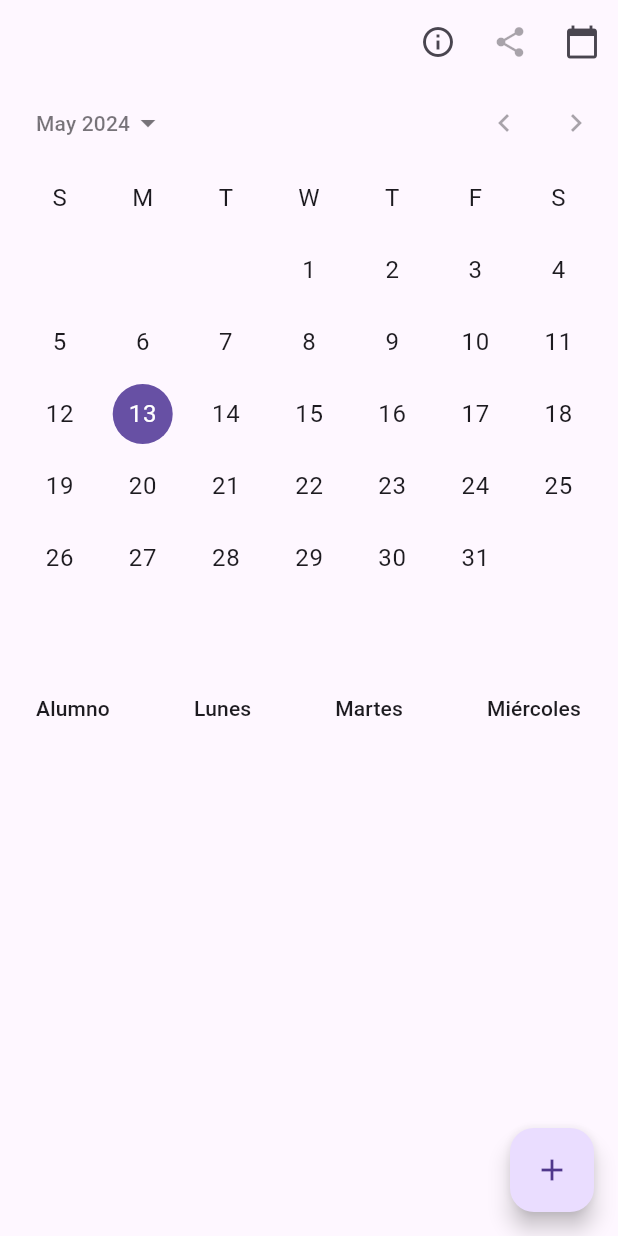
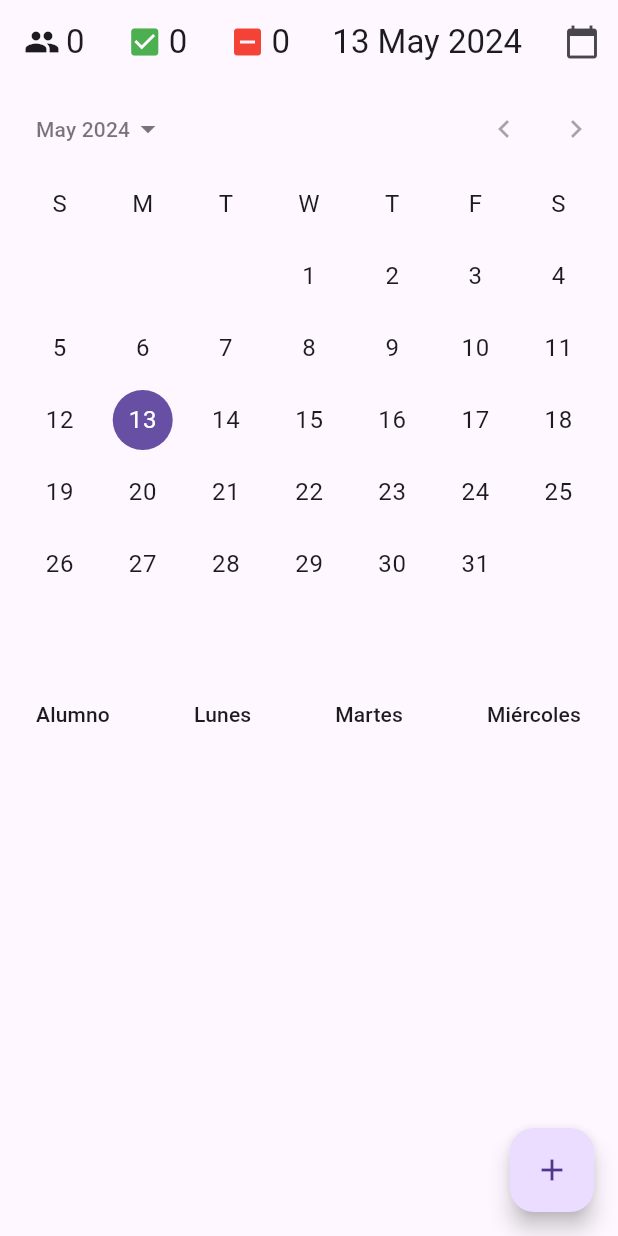
Before and after one commit to a2223330195/flutter_application_1, a Flutter app: the VistaPaseList screen opened directly with empty values, after a tap on the "calendar today" icon, on a phone screen of 412 x 824 dp. Run offline on Flutter 3.47's test engine with Material 3 defaults, Android fonts, the phone set to English and light mode, and no system bars; our stand-ins replace cloud_firestore, firebase_auth, firebase_core, google_sign_in, shared_preferences; accounts and stored records are empty.

Commit message:
pase lista primera correccion

```diff
--- a/lib/Vista/vista_calificaciones.dart
+++ b/lib/Vista/vista_calificaciones.dart
@@ -21,7 +21,7 @@ class VistaCalificacionesState extends State<VistaCalificaciones> {
     Ponderacion(nombre: 'Actividades', valor: 0.2),
     Ponderacion(nombre: 'Asistencia', valor: 0.1),
   ];
-  double _sumaPonderaciones = 1.0;
+  double sumaPonderaciones = 1.0;
 
   Future<void> _modificarPonderaciones() async {
     final ponderacionesModificadas = await showDialog<List<Ponderacion>>(
--- a/lib/Vista/vista_pase_lista.dart
+++ b/lib/Vista/vista_pase_lista.dart
@@ -1,8 +1,5 @@
-import 'package:pdf/pdf.dart';
 import 'package:intl/intl.dart';
 import 'package:flutter/material.dart';
-import 'package:pdf/widgets.dart' as pw;
-import 'package:share_plus/share_plus.dart';
 import 'package:cloud_firestore/cloud_firestore.dart';
 import 'package:school_management_app/Modelo/modelo_clase.dart';
 
@@ -29,6 +26,108 @@ class VistaPaseListState extends State<VistaPaseList> {
   late DateTime _diaActual;
   bool _diaSeleccionado = false;
   DateTime? _fechaSeleccionadaOculta;
+
+  Future<Widget> buildAsistenciaInfo() async {
+    final asistencias = await _obtenerAsistencias();
+    final totalAlumnos = asistencias.length;
+    final presentes =
+        asistencias.where((asistencia) => asistencia['estado'] == 1).length;
+    final ausentes = asistencias
+        .where((asistencia) =>
+            asistencia['estado'] == 0 ||
+            asistencia['estado'] == -1 ||
+            asistencia['estado'] == 2)
+        .length;
+
+    final fechaFormateada = _diaSeleccionado
+        ? DateFormat('EEEE, d MMMM yyyy').format(_fechaSeleccionada)
+        : DateFormat('EEEE, d MMMM yyyy').format(_diaActual);
+
+    return Row(
+      mainAxisAlignment: MainAxisAlignment.spaceBetween,
+      children: [
+        Row(
+          children: [
+            const Icon(Icons.people),
+            const SizedBox(width: 4),
+            Text('$totalAlumnos'),
+          ],
+        ),
+        Row(
+          children: [
+            const Icon(Icons.check_box, color: Colors.green),
+            const SizedBox(width: 4),
+            Text('$presentes'),
+          ],
+        ),
+        Row(
+          children: [
+            const Icon(Icons.indeterminate_check_box, color: Colors.red),
+            const SizedBox(width: 4),
+            Text('$ausentes'),
+          ],
+        ),
+        Text(fechaFormateada),
+      ],
+    );
+  }
+
+  Future<PreferredSizeWidget> _buildAppBar() async {
+    final asistencias = await _obtenerAsistencias();
+    final totalAlumnos = asistencias.length;
+    final presentes =
+        asistencias.where((asistencia) => asistencia['estado'] == 1).length;
+    final ausentes = asistencias
+        .where((asistencia) =>
+            asistencia['estado'] == 0 ||
+            asistencia['estado'] == -1 ||
+            asistencia['estado'] == 2)
+        .length;
+
+    final fechaFormateada = _diaSeleccionado
+        ? DateFormat('d MMM yyyy').format(_fechaSeleccionada)
+        : DateFormat('d MMM yyyy').format(_diaActual);
+
+    return PreferredSize(
+      preferredSize: const Size.fromHeight(60.0),
+      child: AppBar(
+        automaticallyImplyLeading: false,
+        title: Row(
+          mainAxisAlignment: MainAxisAlignment.spaceBetween,
+          children: [
+            Row(
+              children: [
+                const Icon(Icons.people),
+                const SizedBox(width: 4),
+                Text('$totalAlumnos'),
+              ],
+            ),
+            Row(
+              children: [
+                const Icon(Icons.check_box, color: Colors.green),
+                const SizedBox(width: 4),
+                Text('$presentes'),
+              ],
+            ),
+            Row(
+              children: [
+                const Icon(Icons.indeterminate_check_box, color: Colors.red),
+                const SizedBox(width: 4),
+                Text('$ausentes'),
+              ],
+            ),
+            Text(fechaFormateada),
+          ],
+        ),
+        actions: [
+          IconButton(
+            icon: const Icon(Icons.calendar_today),
+            onPressed: _toggleCalendario,
+          ),
+        ],
+      ),
+    );
+  }
 
   Future<void> guardarAsistencia(
       String alumnoId, int estado, String dia) async {
@@ -134,44 +233,6 @@ class VistaPaseListState extends State<VistaPaseList> {
     });
   }
 
-  Future<void> _compartirListaPDF() async {
-    final pdf = await _generarPDF();
-    final bytes = await pdf.save();
-    await Share.shareXFiles(
-        [XFile.fromData(bytes, name: 'lista_asistencia.pdf')]);
-  }
-
-  Future<pw.Document> _generarPDF() async {
-    final asistencias = await _obtenerAsistencias();
-    final pdf = pw.Document();
-
-    pdf.addPage(
-      pw.Page(
-        pageFormat: PdfPageFormat.a4,
-        build: (pw.Context context) {
-          return pw.Column(children: [
-            pw.Header(
-              level: 0,
-              child: pw.Text('Lista de Asistencia'),
-            ),
-            pw.TableHelper.fromTextArray(
-              context: context,
-              data: [
-                ['Alumno', ..._dias],
-                ...asistencias.map(
-                  (asistencia) =>
-                      [asistencia['nombre'], ...asistencia['asistencias']],
-                )
-              ],
-            ),
-          ]);
-        },
-      ),
-    );
-
-    return pdf;
-  }
-
   Future<List<Map<String, dynamic>>> _obtenerAsistencias() async {
     final alumnosSnapshot = await _firestore
         .collection('Profesores')
@@ -246,61 +307,12 @@ class VistaPaseListState extends State<VistaPaseList> {
 
   @override
   Widget build(BuildContext context) {
+    return FutureBuilder<PreferredSizeWidget>(
+      future: _buildAppBar(),
+      builder: (context, snapshot) {
+        if (snapshot.hasData) {
           return Scaffold(
-      appBar: AppBar(
-        automaticallyImplyLeading: false,
-        actions: [
-          IconButton(
-            icon: const Icon(Icons.info_outline),
-            onPressed: () async {
-              final asistencias = await _obtenerAsistencias();
-              final totalAlumnos = asistencias.length;
-              final presentes = asistencias
-                  .where((asistencia) => asistencia['estado'] == 1)
-                  .length;
-              final ausentes = asistencias
-                  .where((asistencia) =>
-                      asistencia['estado'] == 0 ||
-                      asistencia['estado'] == -1 ||
-                      asistencia['estado'] == 2)
-                  .length;
-
-              if (mounted) {
-                showDialog(
-                  context: context,
-                  builder: (context) => AlertDialog(
-                    title: const Text('Información de Asistencia'),
-                    content: Column(
-                      crossAxisAlignment: CrossAxisAlignment.start,
-                      mainAxisSize: MainAxisSize.min,
-                      children: [
-                        Text('Total de alumnos: $totalAlumnos'),
-                        Text('Presentes: $presentes'),
-                        Text('Ausentes: $ausentes'),
-                      ],
-                    ),
-                    actions: [
-                      TextButton(
-                        onPressed: () => Navigator.pop(context),
-                        child: const Text('Cerrar'),
-                      ),
-                    ],
-                  ),
-                );
-              }
-            },
-          ),
-          const IconButton(
-            icon: Icon(Icons.share),
-            //onPressed: _compartirListaPDF,
-            onPressed: null,
-          ),
-          IconButton(
-            icon: const Icon(Icons.calendar_today),
-            onPressed: _toggleCalendario,
-          ),
-        ],
-      ),
+            appBar: snapshot.data,
             body: StreamBuilder<QuerySnapshot>(
               stream: _firestore
                   .collection('Profesores')
@@ -335,8 +347,8 @@ class VistaPaseListState extends State<VistaPaseList> {
                             ..._dias.map((dia) => DataColumn(label: Text(dia))),
                           ],
                           rows: alumnos.map((alumno) {
-                      final nombreAlumno =
-                          (alumno.data() as Map<String, dynamic>)['nombre'] ??
+                            final nombreAlumno = (alumno.data()
+                                    as Map<String, dynamic>)['nombre'] ??
                                 '';
                             final alumnoId = alumno.id;
                             return DataRow(
@@ -359,7 +371,8 @@ class VistaPaseListState extends State<VistaPaseList> {
                                       builder: (context, snapshot) {
                                         final estado = snapshot.hasData &&
                                                 snapshot.data!.data() != null
-                                      ? (snapshot.data!.data() as Map<String,
+                                            ? (snapshot.data!.data() as Map<
+                                                    String,
                                                     dynamic>)['estado'] ??
                                                 0
                                             : 0;
@@ -370,20 +383,26 @@ class VistaPaseListState extends State<VistaPaseList> {
                                           'Jueves': DateTime.thursday,
                                           'Viernes': DateTime.friday,
                                         };
-                                  final esSeleccionable = (_diaSeleccionado &&
+                                        final esSeleccionable =
+                                            (_diaSeleccionado &&
                                                     dia ==
-                                              _dias[_fechaSeleccionada.weekday -
+                                                        _dias[
+                                                            _fechaSeleccionada
+                                                                    .weekday -
                                                                 1]) ||
                                                 (!_diaSeleccionado &&
-                                          _diaActual.weekday ==
+                                                    _diaActual
+                                                            .weekday ==
                                                         diasSemana[dia] &&
-                                          _fechaSeleccionadaOculta == null);
+                                                    _fechaSeleccionadaOculta ==
+                                                        null);
                                         return GestureDetector(
                                           onTap: esSeleccionable
                                               ? () {
-                                            final nuevoValor = (estado + 1) % 3;
-                                            guardarAsistencia(
-                                                alumnoId, nuevoValor, dia);
+                                                  final nuevoValor =
+                                                      (estado + 1) % 3;
+                                                  guardarAsistencia(alumnoId,
+                                                      nuevoValor, dia);
                                                 }
                                               : null,
                                           child: estado == 0
@@ -393,7 +412,8 @@ class VistaPaseListState extends State<VistaPaseList> {
                                                   ? const Icon(Icons.check_box,
                                                       color: Colors.green)
                                                   : const Icon(
-                                                Icons.indeterminate_check_box,
+                                                      Icons
+                                                          .indeterminate_check_box,
                                                       color: Colors.red),
                                         );
                                       },
@@ -417,5 +437,12 @@ class VistaPaseListState extends State<VistaPaseList> {
               child: const Icon(Icons.add),
             ),
           );
+        } else {
+          return const Scaffold(
+            body: Center(child: CircularProgressIndicator()),
+          );
+        }
+      },
+    );
   }
 }
```
Lines whose indentation alone changed are shown as unchanged.
